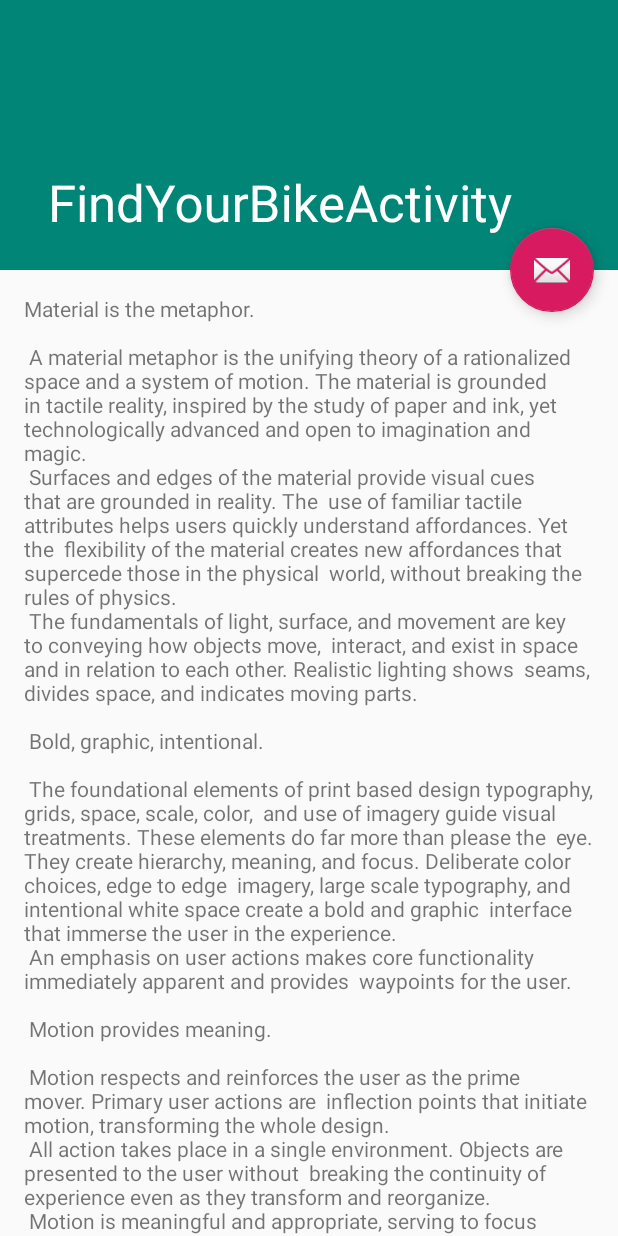
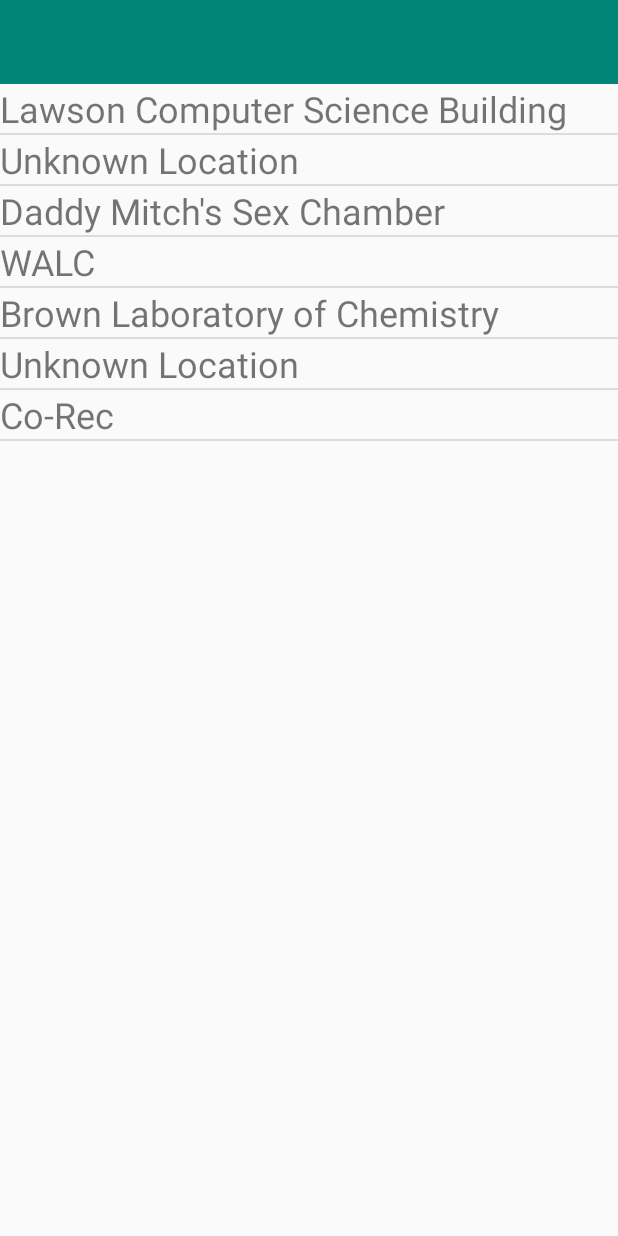
Before and after one commit to thakur22429s/HelloWorldBikeFinder1, an Android app: the FindYourBikeActivity screen opened directly, with no data from a screen before it, on a phone screen of 412 x 824 dp. Run offline under Robolectric (Android 15) with nearby library versions, the light colour scheme and no system bars.

Commit message:
Update to FindYourBikeActivity.java

```diff
--- a/app/src/main/java/com/example/helloworldbikefinder/FindYourBikeActivity.java
+++ b/app/src/main/java/com/example/helloworldbikefinder/FindYourBikeActivity.java
@@ -1,5 +1,6 @@
 package com.example.helloworldbikefinder;
 
+import android.content.res.Resources;
 import android.os.Bundle;
 
 import com.google.android.material.floatingactionbutton.FloatingActionButton;
@@ -9,23 +10,25 @@ import androidx.appcompat.app.AppCompatActivity;
 import androidx.appcompat.widget.Toolbar;
 
 import android.view.View;
+import android.widget.ArrayAdapter;
+import android.widget.ListView;
 
 public class FindYourBikeActivity extends AppCompatActivity {
+
+    ListView bicycleListView;
+    String[] locations;
 
     @Override
     protected void onCreate(Bundle savedInstanceState) {
         super.onCreate(savedInstanceState);
         setContentView(R.layout.activity_find_your_bike);
-        Toolbar toolbar = (Toolbar) findViewById(R.id.toolbar);
-        setSupportActionBar(toolbar);
 
-        FloatingActionButton fab = (FloatingActionButton) findViewById(R.id.fab);
-        fab.setOnClickListener(new View.OnClickListener() {
-            @Override
-            public void onClick(View view) {
-                Snackbar.make(view, "Replace with your own action", Snackbar.LENGTH_LONG)
-                        .setAction("Action", null).show();
-            }
+        Resources res = getResources();
+        bicycleListView = (ListView) findViewById(R.id.bicycleListView);
+        locations = res.getStringArray(R.array.locations);
+
+        bicycleListView.setAdapter(new ArrayAdapter<String>(this, R.layout.bicycle_list_view_detail, locations) {
+
         });
     }
 }
--- a/app/src/main/res/layout/activity_find_your_bike.xml
+++ b/app/src/main/res/layout/activity_find_your_bike.xml
@@ -1,47 +1,47 @@
 <?xml version="1.0" encoding="utf-8"?>
-<androidx.coordinatorlayout.widget.CoordinatorLayout xmlns:android="http://schemas.android.com/apk/res/android"
+<androidx.constraintlayout.widget.ConstraintLayout xmlns:android="http://schemas.android.com/apk/res/android"
     xmlns:app="http://schemas.android.com/apk/res-auto"
     xmlns:tools="http://schemas.android.com/tools"
+
+
+    android:id="@+id/coordinatorLayout2"
     android:layout_width="match_parent"
-    android:layout_height="match_parent"
-    android:fitsSystemWindows="true"
-    tools:context=".FindYourBikeActivity">
+    android:layout_height="match_parent">
 
     <com.google.android.material.appbar.AppBarLayout
-        android:id="@+id/app_bar"
-        android:layout_width="match_parent"
-        android:layout_height="@dimen/app_bar_height"
-        android:fitsSystemWindows="true"
-        android:theme="@style/AppTheme.AppBarOverlay">
+        android:id="@+id/appbar"
+
+        android:layout_width="wrap_content"
+        android:layout_height="56dp"
+        app:layout_constraintStart_toStartOf="parent"
+        app:layout_constraintTop_toTopOf="parent">
 
         <com.google.android.material.appbar.CollapsingToolbarLayout
-            android:id="@+id/toolbar_layout"
-            android:layout_width="match_parent"
-            android:layout_height="match_parent"
-            android:fitsSystemWindows="true"
+            android:layout_width="wrap_content"
+            android:layout_height="wrap_content"
             app:contentScrim="?attr/colorPrimary"
-            app:layout_scrollFlags="scroll|exitUntilCollapsed"
+            app:layout_scrollFlags="scroll|enterAlways|enterAlwaysCollapsed"
+
             app:toolbarId="@+id/toolbar">
+
 
             <androidx.appcompat.widget.Toolbar
                 android:id="@+id/toolbar"
-                android:layout_width="match_parent"
-                android:layout_height="?attr/actionBarSize"
-                app:layout_collapseMode="pin"
-                app:popupTheme="@style/AppTheme.PopupOverlay" />
-
+                android:layout_width="wrap_content"
+                android:layout_height="wrap_content"></androidx.appcompat.widget.Toolbar>
         </com.google.android.material.appbar.CollapsingToolbarLayout>
     </com.google.android.material.appbar.AppBarLayout>
 
-    <include layout="@layout/content_find_your_bike" />
+    <ListView
+        android:id="@+id/bicycleListView"
+        android:layout_width="wrap_content"
+        android:layout_height="0dp"
+        app:layout_constraintBottom_toBottomOf="parent"
+        app:layout_constraintEnd_toEndOf="parent"
+        app:layout_constraintHorizontal_bias="0.0"
+        app:layout_constraintStart_toStartOf="@+id/appbar"
+        app:layout_constraintTop_toBottomOf="@+id/appbar"
+        app:layout_constraintVertical_bias="1.0" />
 
-    <com.google.android.material.floatingactionbutton.FloatingActionButton
-        android:id="@+id/fab"
-        android:layout_width="wrap_content"
-        android:layout_height="wrap_content"
-        android:layout_margin="@dimen/fab_margin"
-        app:layout_anchor="@id/app_bar"
-        app:layout_anchorGravity="bottom|end"
-        app:srcCompat="@android:drawable/ic_dialog_email" />
 
-</androidx.coordinatorlayout.widget.CoordinatorLayout>
+</androidx.constraintlayout.widget.ConstraintLayout>
--- /dev/null
+++ b/app/src/main/res/layout/bicycle_list_view_detail.xml
@@ -0,0 +1,7 @@
+<?xml version="1.0" encoding="utf-8"?>
+<TextView xmlns:android="http://schemas.android.com/apk/res/android"
+    android:layout_width="match_parent"
+    android:layout_height="match_parent"
+    android:textSize="24sp">
+
+</TextView>
--- a/app/src/main/res/values/strings.xml
+++ b/app/src/main/res/values/strings.xml
@@ -1,94 +1,14 @@
 <resources>
     <string name="app_name">HelloWorldBikeFinder</string>
     <string name="title_activity_find_your_bike">FindYourBikeActivity</string>
-    <string name="large_text">
-        "Material is the metaphor.\n\n"
-
-        "A material metaphor is the unifying theory of a rationalized space and a system of motion."
-        "The material is grounded in tactile reality, inspired by the study of paper and ink, yet "
-        "technologically advanced and open to imagination and magic.\n"
-        "Surfaces and edges of the material provide visual cues that are grounded in reality. The "
-        "use of familiar tactile attributes helps users quickly understand affordances. Yet the "
-        "flexibility of the material creates new affordances that supercede those in the physical "
-        "world, without breaking the rules of physics.\n"
-        "The fundamentals of light, surface, and movement are key to conveying how objects move, "
-        "interact, and exist in space and in relation to each other. Realistic lighting shows "
-        "seams, divides space, and indicates moving parts.\n\n"
-
-        "Bold, graphic, intentional.\n\n"
-
-        "The foundational elements of print based design typography, grids, space, scale, color, "
-        "and use of imagery guide visual treatments. These elements do far more than please the "
-        "eye. They create hierarchy, meaning, and focus. Deliberate color choices, edge to edge "
-        "imagery, large scale typography, and intentional white space create a bold and graphic "
-        "interface that immerse the user in the experience.\n"
-        "An emphasis on user actions makes core functionality immediately apparent and provides "
-        "waypoints for the user.\n\n"
-
-        "Motion provides meaning.\n\n"
-
-        "Motion respects and reinforces the user as the prime mover. Primary user actions are "
-        "inflection points that initiate motion, transforming the whole design.\n"
-        "All action takes place in a single environment. Objects are presented to the user without "
-        "breaking the continuity of experience even as they transform and reorganize.\n"
-        "Motion is meaningful and appropriate, serving to focus attention and maintain continuity. "
-        "Feedback is subtle yet clear. Transitions are efﬁcient yet coherent.\n\n"
-
-        "3D world.\n\n"
-
-        "The material environment is a 3D space, which means all objects have x, y, and z "
-        "dimensions. The z-axis is perpendicularly aligned to the plane of the display, with the "
-        "positive z-axis extending towards the viewer. Every sheet of material occupies a single "
-        "position along the z-axis and has a standard 1dp thickness.\n"
-        "On the web, the z-axis is used for layering and not for perspective. The 3D world is "
-        "emulated by manipulating the y-axis.\n\n"
-
-        "Light and shadow.\n\n"
-
-        "Within the material environment, virtual lights illuminate the scene. Key lights create "
-        "directional shadows, while ambient light creates soft shadows from all angles.\n"
-        "Shadows in the material environment are cast by these two light sources. In Android "
-        "development, shadows occur when light sources are blocked by sheets of material at "
-        "various positions along the z-axis. On the web, shadows are depicted by manipulating the "
-        "y-axis only. The following example shows the card with a height of 6dp.\n\n"
-
-        "Resting elevation.\n\n"
-
-        "All material objects, regardless of size, have a resting elevation, or default elevation "
-        "that does not change. If an object changes elevation, it should return to its resting "
-        "elevation as soon as possible.\n\n"
-
-        "Component elevations.\n\n"
-
-        "The resting elevation for a component type is consistent across apps (e.g., FAB elevation "
-        "does not vary from 6dp in one app to 16dp in another app).\n"
-        "Components may have different resting elevations across platforms, depending on the depth "
-        "of the environment (e.g., TV has a greater depth than mobile or desktop).\n\n"
-
-        "Responsive elevation and dynamic elevation offsets.\n\n"
-
-        "Some component types have responsive elevation, meaning they change elevation in response "
-        "to user input (e.g., normal, focused, and pressed) or system events. These elevation "
-        "changes are consistently implemented using dynamic elevation offsets.\n"
-        "Dynamic elevation offsets are the goal elevation that a component moves towards, relative "
-        "to the component’s resting state. They ensure that elevation changes are consistent "
-        "across actions and component types. For example, all components that lift on press have "
-        "the same elevation change relative to their resting elevation.\n"
-        "Once the input event is completed or cancelled, the component will return to its resting "
-        "elevation.\n\n"
-
-        "Avoiding elevation interference.\n\n"
-
-        "Components with responsive elevations may encounter other components as they move between "
-        "their resting elevations and dynamic elevation offsets. Because material cannot pass "
-        "through other material, components avoid interfering with one another any number of ways, "
-        "whether on a per component basis or using the entire app layout.\n"
-        "On a component level, components can move or be removed before they cause interference. "
-        "For example, a floating action button (FAB) can disappear or move off screen before a "
-        "user picks up a card, or it can move if a snackbar appears.\n"
-        "On the layout level, design your app layout to minimize opportunities for interference. "
-        "For example, position the FAB to one side of stream of a cards so the FAB won’t interfere "
-        "when a user tries to pick up one of cards.\n\n"
-    </string>
     <string name="action_settings">Settings</string>
+    <string-array name="locations">
+        <item>Lawson Computer Science Building</item>
+        <item>Unknown Location</item>
+        <item>Daddy Mitch's Sex Chamber</item>
+        <item>WALC</item>
+        <item>Brown Laboratory of Chemistry</item>
+        <item>Unknown Location</item>
+        <item>Co-Rec</item>
+    </string-array>
 </resources>
```
